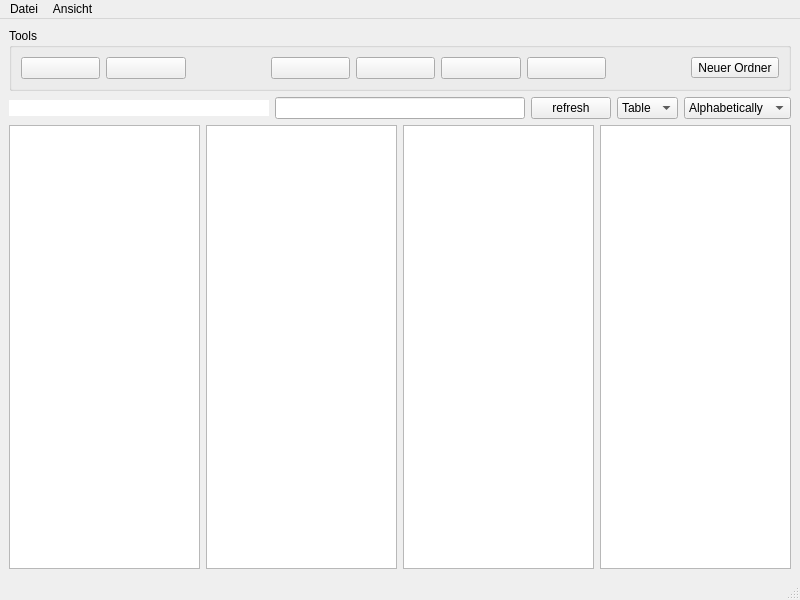
Above: mainwindow.ui from Bonoolu/SteganoFS before the change. Below: the same form after it.
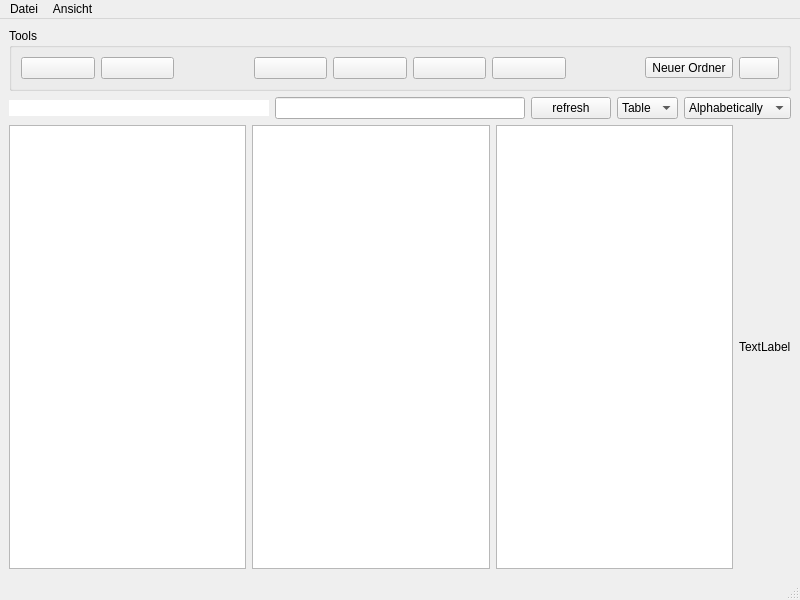
That is the form after the change. Icons and pictures are not drawn.

Commit message: + added light mode + preview

The edit to the form file:
```diff
--- a/mainwindow.ui
+++ b/mainwindow.ui
@@ -233,6 +233,20 @@
              </property>
             </widget>
            </item>
+           <item>
+            <widget class="QPushButton" name="darkModePushButton">
+             <property name="toolTip">
+              <string>Light Mode</string>
+             </property>
+             <property name="text">
+              <string/>
+             </property>
+             <property name="icon">
+              <iconset resource="res.qrc">
+               <normaloff>:/assets/img/assets/img/light-bulb.png</normaloff>:/assets/img/assets/img/light-bulb.png</iconset>
+             </property>
+            </widget>
+           </item>
           </layout>
          </item>
         </layout>
@@ -324,7 +338,11 @@
          <widget class="QListWidget" name="listWidget"/>
         </item>
         <item>
-         <widget class="QListView" name="listView"/>
+         <widget class="QLabel" name="previewLabel">
+          <property name="text">
+           <string>TextLabel</string>
+          </property>
+         </widget>
         </item>
        </layout>
       </item>
```
Left out of the diff: 13 changed lines with no effect on the pictures. The commit also changes 10 other files.
